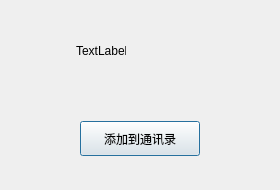
Algebraaaa/CppChat, file CppChat/dialogs/findsuccessdlg.ui: the form before one commit.
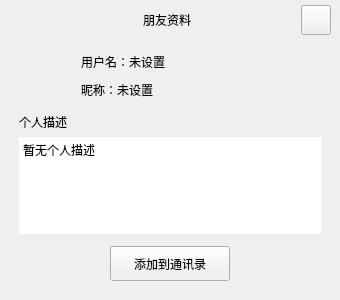
The form after the commit. Icons and pictures are not drawn. Custom widgets are drawn as their Qt base class.

The edit to the form file:
```diff
--- a/CppChat/dialogs/findsuccessdlg.ui
+++ b/CppChat/dialogs/findsuccessdlg.ui
@@ -6,30 +6,180 @@
    <rect>
     <x>0</x>
     <y>0</y>
-    <width>280</width>
-    <height>190</height>
+    <width>340</width>
+    <height>300</height>
    </rect>
   </property>
   <property name="minimumSize">
    <size>
-    <width>280</width>
-    <height>190</height>
+    <width>340</width>
+    <height>300</height>
    </size>
   </property>
   <property name="maximumSize">
    <size>
-    <width>280</width>
-    <height>190</height>
+    <width>340</width>
+    <height>16777215</height>
    </size>
   </property>
   <property name="windowTitle">
    <string>Dialog</string>
   </property>
-  <layout class="QVBoxLayout" name="verticalLayout">
+  <layout class="QVBoxLayout" name="window_layout">
+   <property name="spacing">
+    <number>0</number>
+   </property>
+   <property name="leftMargin">
+    <number>0</number>
+   </property>
+   <property name="topMargin">
+    <number>0</number>
+   </property>
+   <property name="rightMargin">
+    <number>0</number>
+   </property>
+   <property name="bottomMargin">
+    <number>0</number>
+   </property>
    <item>
-    <widget class="QWidget" name="widget" native="true">
-     <layout class="QHBoxLayout" name="horizontalLayout">
+    <widget class="QFrame" name="dialog_frame">
+     <property name="frameShape">
+      <enum>QFrame::NoFrame</enum>
+     </property>
+     <layout class="QVBoxLayout" name="frame_layout">
+      <property name="spacing">
+       <number>0</number>
+      </property>
+      <property name="leftMargin">
+       <number>1</number>
+      </property>
+      <property name="topMargin">
+       <number>1</number>
+      </property>
+      <property name="rightMargin">
+       <number>1</number>
+      </property>
+      <property name="bottomMargin">
+       <number>1</number>
+      </property>
       <item>
+       <widget class="DialogTitleBar" name="dialog_title_bar">
+        <property name="minimumSize">
+         <size>
+          <width>0</width>
+          <height>38</height>
+         </size>
+        </property>
+        <property name="maximumSize">
+         <size>
+          <width>16777215</width>
+          <height>38</height>
+         </size>
+        </property>
+        <layout class="QHBoxLayout" name="header_layout">
+         <property name="leftMargin">
+          <number>8</number>
+         </property>
+         <property name="topMargin">
+          <number>0</number>
+         </property>
+         <property name="rightMargin">
+          <number>8</number>
+         </property>
+         <property name="bottomMargin">
+          <number>0</number>
+         </property>
+         <item>
+          <spacer name="title_spacer">
+           <property name="orientation">
+            <enum>Qt::Horizontal</enum>
+           </property>
+           <property name="sizeType">
+            <enum>QSizePolicy::Fixed</enum>
+           </property>
+           <property name="sizeHint" stdset="0">
+            <size>
+             <width>30</width>
+             <height>20</height>
+            </size>
+           </property>
+          </spacer>
+         </item>
+         <item>
+          <widget class="QLabel" name="dialog_title">
+           <property name="text">
+            <string>朋友资料</string>
+           </property>
+           <property name="alignment">
+            <set>Qt::AlignCenter</set>
+           </property>
+          </widget>
+         </item>
+         <item>
+          <widget class="QPushButton" name="close_btn">
+           <property name="minimumSize">
+            <size>
+             <width>30</width>
+             <height>30</height>
+            </size>
+           </property>
+           <property name="maximumSize">
+            <size>
+             <width>30</width>
+             <height>30</height>
+            </size>
+           </property>
+           <property name="toolTip">
+            <string>关闭</string>
+           </property>
+           <property name="accessibleName">
+            <string>关闭</string>
+           </property>
+           <property name="text">
+            <string />
+           </property>
+           <property name="icon">
+            <iconset resource="../rc.qrc">
+             <normaloff>:/icons/action-close.svg</normaloff>:/icons/action-close.svg</iconset>
+           </property>
+           <property name="iconSize">
+            <size>
+             <width>18</width>
+             <height>18</height>
+            </size>
+           </property>
+           <property name="autoDefault">
+            <bool>false</bool>
+           </property>
+          </widget>
+         </item>
+        </layout>
+       </widget>
+      </item>
+      <item>
+       <widget class="QWidget" name="dialog_content">
+        <layout class="QVBoxLayout" name="content_layout">
+         <property name="spacing">
+          <number>12</number>
+         </property>
+         <property name="leftMargin">
+          <number>18</number>
+         </property>
+         <property name="topMargin">
+          <number>12</number>
+         </property>
+         <property name="rightMargin">
+          <number>18</number>
+         </property>
+         <property name="bottomMargin">
+          <number>18</number>
+         </property>
+         <item>
+          <layout class="QHBoxLayout" name="profile_layout">
+           <property name="spacing">
+            <number>12</number>
+           </property>
+           <item alignment="Qt::AlignTop">
        <widget class="QLabel" name="head_lb">
         <property name="minimumSize">
          <size>
@@ -48,44 +198,80 @@
         </property>
        </widget>
       </item>
+           <item>
+            <layout class="QVBoxLayout" name="identity_layout">
+             <property name="spacing">
+              <number>6</number>
+             </property>
       <item>
        <widget class="QLabel" name="name_lb">
-        <property name="minimumSize">
-         <size>
-          <width>50</width>
-          <height>50</height>
-         </size>
-        </property>
-        <property name="maximumSize">
+               <property name="text"><string>用户名：未设置</string></property>
+               <property name="textFormat"><enum>Qt::PlainText</enum></property>
+               <property name="wordWrap"><bool>true</bool></property>
+               <property name="textInteractionFlags"><set>Qt::TextSelectableByMouse</set></property>
+              </widget>
+             </item>
+             <item>
+              <widget class="QLabel" name="nick_lb">
+               <property name="text"><string>昵称：未设置</string></property>
+               <property name="textFormat"><enum>Qt::PlainText</enum></property>
+               <property name="wordWrap"><bool>true</bool></property>
+               <property name="textInteractionFlags"><set>Qt::TextSelectableByMouse</set></property>
+              </widget>
+             </item>
+            </layout>
+           </item>
+          </layout>
+         </item>
+         <item>
+          <layout class="QVBoxLayout" name="description_layout">
+           <property name="spacing"><number>6</number></property>
+           <item>
+            <widget class="QLabel" name="description_title">
+             <property name="text"><string>个人描述</string></property>
+            </widget>
+           </item>
+           <item>
+            <widget class="QPlainTextEdit" name="description_text">
+             <property name="minimumSize"><size><width>0</width><height>72</height></size></property>
+             <property name="maximumSize"><size><width>16777215</width><height>110</height></size></property>
+             <property name="frameShape"><enum>QFrame::NoFrame</enum></property>
+             <property name="horizontalScrollBarPolicy"><enum>Qt::ScrollBarAlwaysOff</enum></property>
+             <property name="readOnly"><bool>true</bool></property>
+             <property name="plainText"><string>暂无个人描述</string></property>
+             <property name="accessibleName"><string>个人描述</string></property>
+            </widget>
+           </item>
+          </layout>
+         </item>
+         <item>
+          <spacer name="content_spacer">
+           <property name="orientation">
+            <enum>Qt::Vertical</enum>
+           </property>
+           <property name="sizeHint" stdset="0">
          <size>
-          <width>50</width>
-          <height>50</height>
-         </size>
-        </property>
-        <property name="text">
-         <string>TextLabel</string>
-        </property>
-       </widget>
+             <width>20</width>
+             <height>10</height>
+            </size>
+           </property>
+          </spacer>
       </item>
       <item>
-       <spacer name="horizontalSpacer">
+          <layout class="QHBoxLayout" name="button_layout">
+           <item>
+            <spacer name="button_left_spacer">
         <property name="orientation">
          <enum>Qt::Horizontal</enum>
         </property>
         <property name="sizeHint" stdset="0">
          <size>
-          <width>145</width>
+               <width>20</width>
           <height>20</height>
          </size>
         </property>
        </spacer>
       </item>
-     </layout>
-    </widget>
-   </item>
-   <item>
-    <widget class="QWidget" name="widget_2" native="true">
-     <layout class="QHBoxLayout" name="horizontalLayout_2">
       <item>
        <widget class="ClickedBtn" name="add_friend_btn">
         <property name="minimumSize">
@@ -103,6 +289,27 @@
         <property name="text">
          <string>添加到通讯录</string>
         </property>
+             <property name="autoDefault">
+              <bool>false</bool>
+             </property>
+            </widget>
+           </item>
+           <item>
+            <spacer name="button_right_spacer">
+             <property name="orientation">
+              <enum>Qt::Horizontal</enum>
+             </property>
+             <property name="sizeHint" stdset="0">
+              <size>
+               <width>20</width>
+               <height>20</height>
+              </size>
+             </property>
+            </spacer>
+           </item>
+          </layout>
+         </item>
+        </layout>
        </widget>
       </item>
      </layout>
@@ -116,6 +323,12 @@
    <extends>QPushButton</extends>
    <header location="global">widgets/clickedbtn.h</header>
   </customwidget>
+  <customwidget>
+   <class>DialogTitleBar</class>
+   <extends>QWidget</extends>
+   <header location="global">widgets/dialogtitlebar.h</header>
+   <container>1</container>
+  </customwidget>
  </customwidgets>
  <resources/>
  <connections/>
```
Left out of the diff: 10 changed lines with no effect on the pictures. Lines whose indentation alone changed are shown as unchanged.
